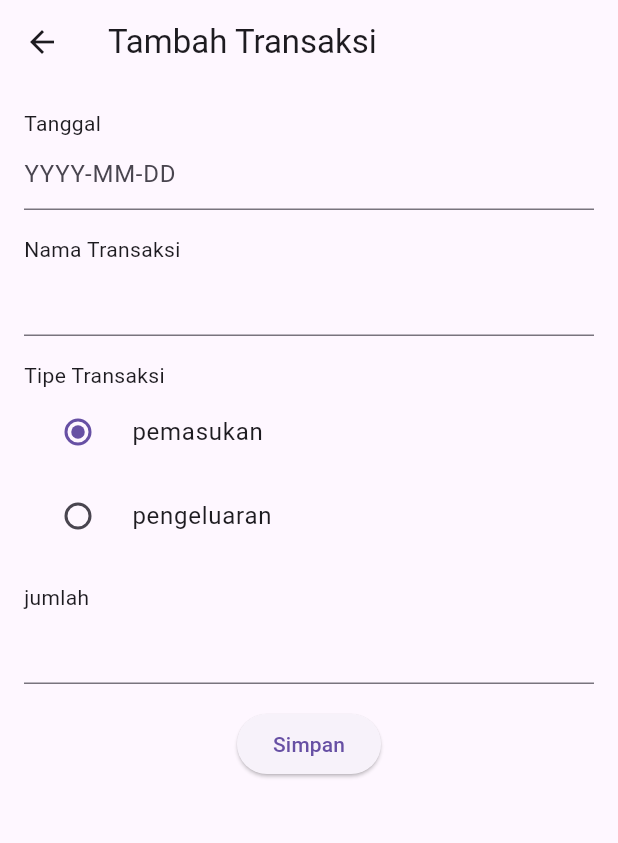
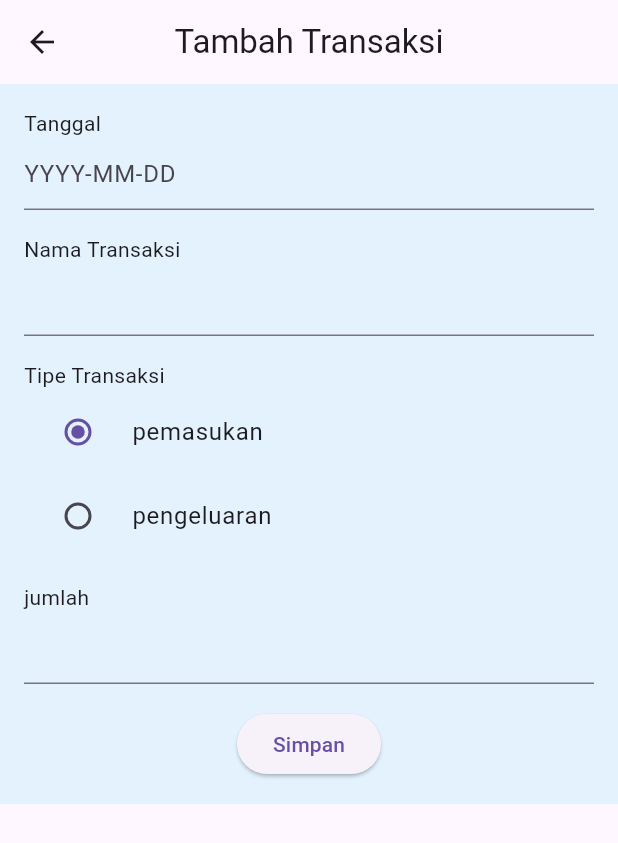
Before and after one commit to vira25/cuanku, a Flutter app: the screen it shows after launch, after a tap on the "add" icon, on a phone screen of 412 x 824 dp. Shown: the top 843 px of the screen. Run offline on Flutter 3.47's test engine with Material 3 defaults, Android fonts, the phone set to English and light mode, and no system bars; our stand-ins replace supabase_flutter; accounts and stored records are empty.

Commit message:
perubahan sedikit

```diff
--- a/lib/pages/create_page.dart
+++ b/lib/pages/create_page.dart
@@ -18,8 +18,13 @@
   @override
   Widget build(BuildContext context) {
     return Scaffold(
-      appBar: AppBar(title: const Text("Tambah Transaksi")),
-      body: SafeArea(
+      appBar: AppBar(title: const Text("Tambah Transaksi"), centerTitle: true),
+      body: Container(
+        decoration: BoxDecoration(
+          // untuk memberikan warna background
+          color: Colors.blue[50],
+        ),
+        child: SafeArea(
           child: Padding(
             padding: const EdgeInsets.all(16.0),
             child: SingleChildScrollView(
@@ -82,6 +87,7 @@
             ),
           ),
         ),
+      ),
     );
   }
 }
--- a/lib/pages/home_page.dart
+++ b/lib/pages/home_page.dart
@@ -46,7 +46,7 @@
   @override
   Widget build(BuildContext context) {
     return Scaffold(
-      appBar: AppBar(title: Text('Uang Lalu lintas')),
+      appBar: AppBar(title: Text('Uang Lalu lintas'), centerTitle: true),
       body: SafeArea(
         child: Padding(
           padding: const EdgeInsets.all(16.0),
```
Lines whose indentation alone changed are shown as unchanged.
